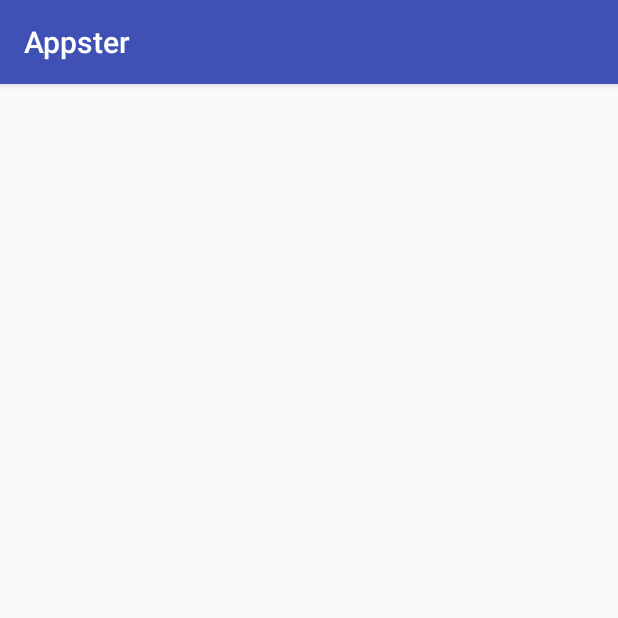
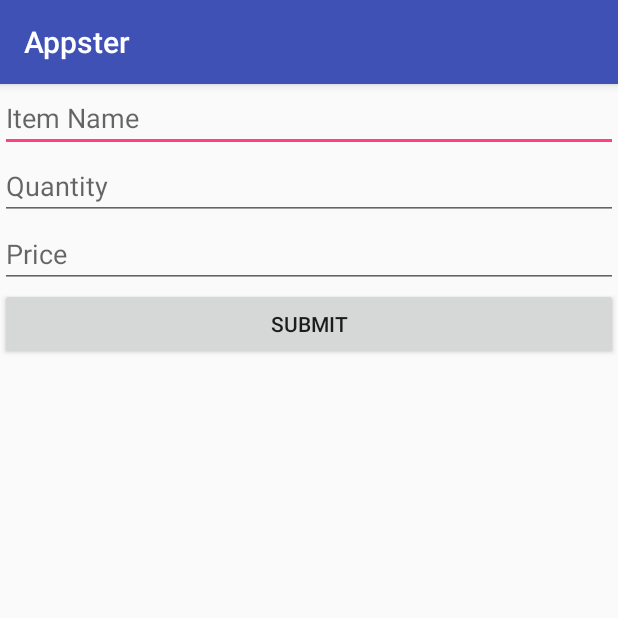
Before and after one commit to shankar75031/Appster, an Android app: the OwnerActivity screen opened directly, with no data from a screen before it, after a tap on "ADD ITEM", on a phone screen of 412 x 824 dp, the top half of it. Run offline under Robolectric (Android 15) with nearby library versions, the phone set to English and light mode, and no system bars; our stand-ins replace Firebase (no records; nobody signed in at launch, a user with empty details on screens opened directly).

Commit message:
owner side firebase initial done

```diff
--- a/app/src/main/java/com/example/hbg/appster/NewItem.java
+++ b/app/src/main/java/com/example/hbg/appster/NewItem.java
@@ -5,31 +5,38 @@ import android.support.annotation.Nullable;
 import android.support.v7.app.AppCompatActivity;
 import android.view.View;
 import android.widget.Button;
+import android.widget.EditText;
 import android.widget.TextView;
+
+import com.google.firebase.database.DatabaseReference;
+import com.google.firebase.database.FirebaseDatabase;
 
 /**
  * Created by hbg on 2/9/2018.
  */
 
 public class NewItem extends AppCompatActivity {
-    TextView mItemName;
-    TextView mQuantity;
-    TextView mItemPrice;
+    EditText mItemName;
+    EditText mQuantity;
+    EditText mItemPrice;
     Button mSubmitButton;
 
     @Override
     protected void onCreate(@Nullable Bundle savedInstanceState) {
         super.onCreate(savedInstanceState);
-
-        mItemName = (TextView) findViewById(R.id.owner_item_add_name);
-        mQuantity = (TextView) findViewById(R.id.owner_item_add_qty);
-        mItemPrice = (TextView) findViewById(R.id.owner_item_add_price);
-        mSubmitButton = (Button) findViewById(R.id.button_owner_add_item);
+        setContentView(R.layout.owner_item_add);
+        mItemName = (EditText) findViewById(R.id.owner_item_add_name);
+        mQuantity = (EditText) findViewById(R.id.owner_item_add_qty);
+        mItemPrice = (EditText) findViewById(R.id.owner_item_add_price);
+        mSubmitButton = (Button) findViewById(R.id.button_owner_item_new);
 
         mSubmitButton.setOnClickListener(new View.OnClickListener() {
             @Override
             public void onClick(View v) {
-
+                FirebaseDatabase database = FirebaseDatabase.getInstance();
+                DatabaseReference myRef = database.getReference("/" );
+                Item item = new Item(mItemName.getText().toString(),mItemPrice.getText().toString(),mQuantity.getText().toString());
+                myRef.child("items").push().setValue(item);
             }
         });
     }
--- a/app/src/main/java/com/example/hbg/appster/OwnerActivity.java
+++ b/app/src/main/java/com/example/hbg/appster/OwnerActivity.java
@@ -4,9 +4,18 @@ import android.content.Intent;
 import android.os.Bundle;
 import android.support.annotation.Nullable;
 import android.support.v7.app.AppCompatActivity;
+import android.util.Log;
 import android.view.View;
 import android.widget.Button;
 import android.widget.ListView;
+
+import com.google.firebase.database.DataSnapshot;
+import com.google.firebase.database.DatabaseError;
+import com.google.firebase.database.DatabaseReference;
+import com.google.firebase.database.FirebaseDatabase;
+import com.google.firebase.database.ValueEventListener;
+
+import java.util.ArrayList;
 
 /**
  * Created by hbg on 2/9/2018.
@@ -16,12 +25,40 @@ public class OwnerActivity extends AppCompatActivity{
 
     ListView itemsList;
     Button mAddItemButton;
+    ArrayList<Item> itemArrayList;
+    ItemOwnerAdapter itemsAdapter;
+
 
     @Override
     protected void onCreate(@Nullable Bundle savedInstanceState) {
         super.onCreate(savedInstanceState);
         setContentView(R.layout.activity_owner_home);
         itemsList = (ListView) findViewById(R.id.list_owner_home);
+        itemArrayList = new ArrayList<Item>();
+
+        FirebaseDatabase database = FirebaseDatabase.getInstance();
+        DatabaseReference myRef = database.getReference("/items");
+        myRef.addValueEventListener(new ValueEventListener() {
+            @Override
+            public void onDataChange(DataSnapshot snapshot) {
+                itemArrayList.clear();
+                if(itemsAdapter != null)
+                    itemsAdapter.clear();
+                Log.e("Count " ,""+snapshot.getChildrenCount());
+                for (DataSnapshot postSnapshot: snapshot.getChildren()) {
+                    Item item = postSnapshot.getValue(Item.class);
+                    itemArrayList.add(item);
+                }
+                itemsAdapter = new ItemOwnerAdapter(OwnerActivity.this,itemArrayList);
+                itemsList.setAdapter(itemsAdapter);
+            }
+            @Override
+            public void onCancelled(DatabaseError firebaseError) {
+                Log.e("The read failed: " ,firebaseError.getMessage());
+            }
+        });
+
+
 
         mAddItemButton = (Button) findViewById(R.id.button_owner_add_item);
         mAddItemButton.setOnClickListener(new View.OnClickListener() {
```
Also changed, not shown: app/src/main/java/com/example/hbg/appster/ItemOwnerAdapter.java (added, +39 -0 lines).
